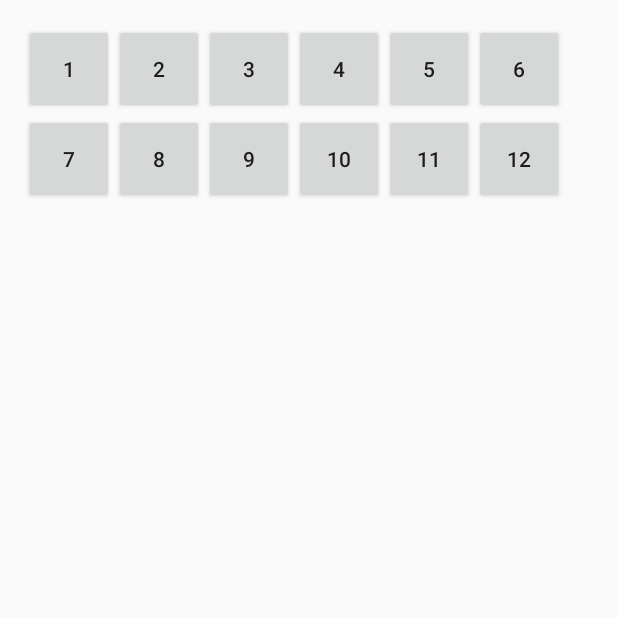
After one commit to Ehtram/RollerBall, an Android app: the choiceLevel screen opened directly, with no data from a screen before it, on a phone screen of 412 x 824 dp, the top half of it. The commit adds this screen. Run offline under Robolectric (Android 15) with nearby library versions, the phone set to English and light mode, and no system bars.

```diff
--- /dev/null
+++ b/app/src/main/java/iut63/iut/rollerball/choiceLevel.java
@@ -0,0 +1,50 @@
+package iut63.iut.rollerball;
+
+import android.content.Intent;
+import android.support.v7.app.AppCompatActivity;
+import android.os.Bundle;
+import android.text.Layout;
+import android.view.View;
+import android.widget.Button;
+import android.widget.TableLayout;
+import android.widget.TableRow;
+
+import java.util.ArrayList;
+import java.util.List;
+
+public class choiceLevel extends AppCompatActivity {
+
+    final String EXTRA_CHOICE = "choiceLevel";
+    private TableLayout tableLayout;
+    private List<String> myButtons;
+    private Button b;
+    @Override
+    protected void onCreate(Bundle savedInstanceState) {
+        super.onCreate(savedInstanceState);
+        setContentView(R.layout.activity_choice_level);
+        tableLayout = (TableLayout) findViewById(R.id.tableLayout);
+        myButtons = new ArrayList();
+     /*   b =(Button) findViewById(R.id.button111);
+        b.setOnClickListener(new View.OnClickListener() {
+            @Override
+            public void onClick(View v) {
+                Intent intent = new Intent(choiceLevel.this, MainActivity.class);
+                startActivity(intent);
+            }
+        });*/
+        for(int i= 0; i< tableLayout.getChildCount(); i++){
+            TableRow tableRow = (TableRow) tableLayout.getChildAt(i);
+            for(int j=0; j < tableRow.getChildCount(); j++){
+                b = (Button) tableRow.getChildAt(j);
+                b.setOnClickListener(new View.OnClickListener() {
+                    @Override
+                    public void onClick(View v) {
+                        Intent intent = new Intent(choiceLevel.this, MainActivity.class);
+                        intent.putExtra(EXTRA_CHOICE, ((Button)v).getText().toString());
+                        startActivity(intent);
+                    }
+                });
+            }
+        }
+    }
+}
--- /dev/null
+++ b/app/src/main/res/layout/activity_choice_level.xml
@@ -0,0 +1,107 @@
+<?xml version="1.0" encoding="utf-8"?>
+<TableLayout
+    xmlns:android="http://schemas.android.com/apk/res/android"
+    xmlns:tools="http://schemas.android.com/tools"
+    android:layout_width="match_parent"
+    android:layout_height="match_parent"
+    android:paddingLeft="@dimen/activity_horizontal_margin"
+    android:paddingRight="@dimen/activity_horizontal_margin"
+    android:paddingTop="@dimen/activity_vertical_margin"
+    android:paddingBottom="@dimen/activity_vertical_margin"
+    tools:context="iut63.iut.rollerball.choiceLevel"
+    android:id="@+id/tableLayout">
+
+    <TableRow
+        android:layout_width="match_parent"
+        android:layout_height="match_parent">
+
+        <Button
+            android:layout_width="60dp"
+            android:layout_height="60dp"
+            android:text="@string/level1"
+            android:id="@+id/button111"
+            android:layout_column="0" />
+
+        <Button
+            android:layout_width="60dp"
+            android:layout_height="60dp"
+            android:text="@string/level2"
+            android:id="@+id/button2"
+            android:layout_column="1" />
+
+        <Button
+            android:layout_width="60dp"
+            android:layout_height="60dp"
+            android:text="@string/level3"
+            android:id="@+id/button3"
+            android:layout_column="2" />
+
+        <Button
+            android:layout_width="60dp"
+            android:layout_height="60dp"
+            android:text="@string/level4"
+            android:id="@+id/button4"
+            android:layout_column="3" />
+
+        <Button
+            android:layout_width="60dp"
+            android:layout_height="60dp"
+            android:text="@string/level5"
+            android:id="@+id/button9"
+            android:layout_column="0" />
+
+        <Button
+            android:layout_width="60dp"
+            android:layout_height="60dp"
+            android:text="@string/level6"
+            android:id="@+id/button10"
+            android:layout_column="0" />
+    </TableRow>
+
+    <TableRow
+        android:layout_width="match_parent"
+        android:layout_height="match_parent">
+
+        <Button
+            android:layout_width="60dp"
+            android:layout_height="60dp"
+            android:text="@string/level7"
+            android:id="@+id/button5"
+            android:layout_column="0" />
+
+        <Button
+            android:layout_width="60dp"
+            android:layout_height="60dp"
+            android:text="@string/level8"
+            android:id="@+id/button8"
+            android:layout_column="1" />
+
+        <Button
+            android:layout_width="60dp"
+            android:layout_height="60dp"
+            android:text="@string/level9"
+            android:id="@+id/button7"
+            android:layout_column="2" />
+
+        <Button
+            android:layout_width="60dp"
+            android:layout_height="60dp"
+            android:text="@string/level10"
+            android:id="@+id/button6"
+            android:layout_column="3" />
+
+        <Button
+            android:layout_width="60dp"
+            android:layout_height="60dp"
+            android:text="@string/level11"
+            android:id="@+id/button11"
+            android:layout_column="0" />
+
+        <Button
+            android:layout_width="60dp"
+            android:layout_height="60dp"
+            android:text="@string/level12"
+            android:id="@+id/button12"
+            android:layout_column="0" />
+    </TableRow>
+</TableLayout>
--- a/app/src/main/res/values/dimens.xml
+++ b/app/src/main/res/values/dimens.xml
@@ -2,4 +2,5 @@
     <!-- Default screen margins, per the Android Design guidelines. -->
     <dimen name="activity_horizontal_margin">16dp</dimen>
     <dimen name="activity_vertical_margin">16dp</dimen>
+    <dimen name="retryValue">35dp</dimen>
 </resources>
--- a/app/src/main/res/values/strings.xml
+++ b/app/src/main/res/values/strings.xml
@@ -1,3 +1,20 @@
 <resources>
     <string name="app_name">RollerBall</string>
+    <string name="Start" />
+    <string name="gameStart">Start</string>
+    <string name="level1">1</string>
+    <string name="level2">2</string>
+    <string name="level3">3</string>
+    <string name="level4">4</string>
+    <string name="level5">5</string>
+    <string name="level6">6</string>
+    <string name="level7">7</string>
+    <string name="level8">8</string>
+    <string name="level9">9</string>
+    <string name="level10">10</string>
+    <string name="level11">11</string>
+    <string name="level12">12</string>
+    <string name="retry">Retry</string>
+    <string name="next">Next</string>
+    <string name="back">back</string>
 </resources>
```
Also changed, not shown: app/src/main/AndroidManifest.xml (+6 -4 lines), app/src/main/java/iut63/iut/rollerball/MainActivity.java (+27 -10 lines), app/src/main/java/iut63/iut/rollerball/Menu.java (+13 -0 lines), app/src/main/java/iut63/iut/rollerball/Model/Level.java (+12 -10 lines), app/src/main/res/layout/activity_main.xml (+38 -1 lines), app/src/main/res/layout/activity_menu.xml (+7 -0 lines).
